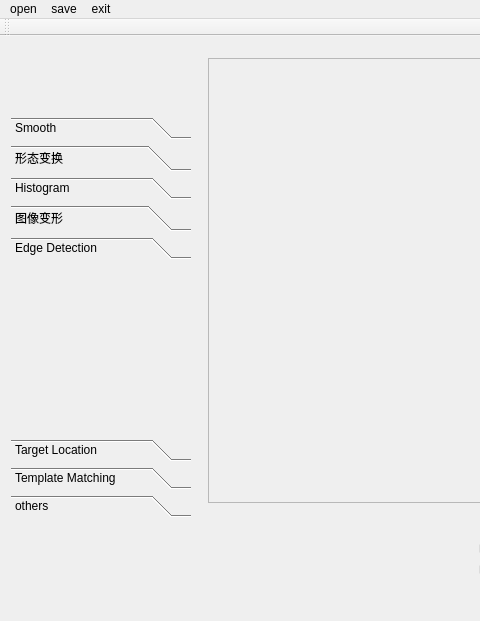
yangyang222244/hi_opencv2.0, file hi_opencv2.0/hi_opencv20.ui: the form before one commit; both pictures show x 0 to 480 and y 0 to 621 of the 1072 by 621 pixel window.
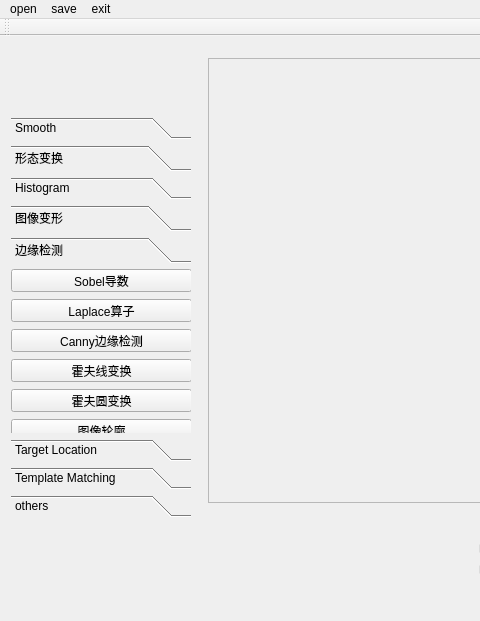
The form after the commit. The open tabs and pages were chosen to show the change.

Commit message: 边缘检测ui

```diff
--- a/hi_opencv2.0/hi_opencv20.ui
+++ b/hi_opencv2.0/hi_opencv20.ui
@@ -296,8 +296,86 @@
         </rect>
        </property>
        <attribute name="label">
-        <string>Edge Detection</string>
+        <string>边缘检测</string>
        </attribute>
+       <widget class="QPushButton" name="btnScale_2">
+        <property name="geometry">
+         <rect>
+          <x>0</x>
+          <y>0</y>
+          <width>181</width>
+          <height>23</height>
+         </rect>
+        </property>
+        <property name="text">
+         <string>Sobel导数</string>
+        </property>
+       </widget>
+       <widget class="QPushButton" name="btnScale_3">
+        <property name="geometry">
+         <rect>
+          <x>0</x>
+          <y>30</y>
+          <width>181</width>
+          <height>23</height>
+         </rect>
+        </property>
+        <property name="text">
+         <string>Laplace算子</string>
+        </property>
+       </widget>
+       <widget class="QPushButton" name="btnScale_4">
+        <property name="geometry">
+         <rect>
+          <x>0</x>
+          <y>60</y>
+          <width>181</width>
+          <height>23</height>
+         </rect>
+        </property>
+        <property name="text">
+         <string>Canny边缘检测</string>
+        </property>
+       </widget>
+       <widget class="QPushButton" name="btnScale_5">
+        <property name="geometry">
+         <rect>
+          <x>0</x>
+          <y>90</y>
+          <width>181</width>
+          <height>23</height>
+         </rect>
+        </property>
+        <property name="text">
+         <string>霍夫线变换</string>
+        </property>
+       </widget>
+       <widget class="QPushButton" name="btnScale_7">
+        <property name="geometry">
+         <rect>
+          <x>0</x>
+          <y>120</y>
+          <width>181</width>
+          <height>23</height>
+         </rect>
+        </property>
+        <property name="text">
+         <string>霍夫圆变换</string>
+        </property>
+       </widget>
+       <widget class="QPushButton" name="btnScale_8">
+        <property name="geometry">
+         <rect>
+          <x>0</x>
+          <y>150</y>
+          <width>181</width>
+          <height>23</height>
+         </rect>
+        </property>
+        <property name="text">
+         <string>图像轮廓</string>
+        </property>
+       </widget>
       </widget>
       <widget class="QWidget" name="page_5">
        <property name="geometry">
```
Left out of the diff: 8 changed lines with no effect on the pictures.
